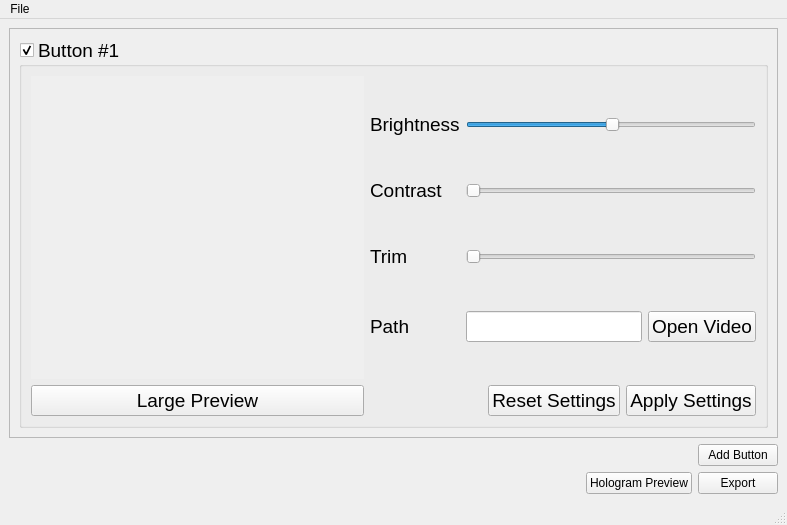
Qt form ConfigurationApp/mainwindow.ui (HologramHomies/ConfigurationApplication) before a commit.
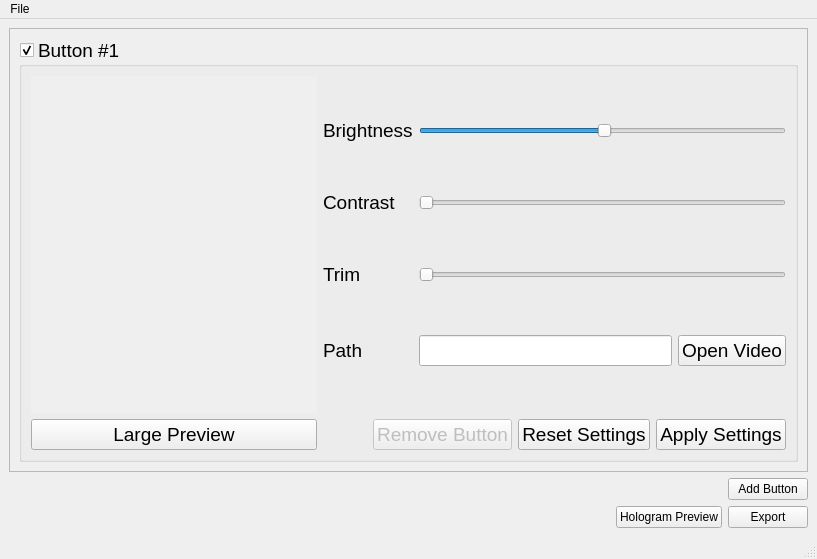
The same form after that commit.

Commit message:
UI Changes and Add Button Functionality
UI Changes
-Added a gridbox layout within the groupbox for video settings
-Added a remove button
-Variable Name changes

Add Button Functionality Notes
-Still need to connect new buttons made to a function

What changed in the file:
```diff
--- a/ConfigurationApp/mainwindow.ui
+++ b/ConfigurationApp/mainwindow.ui
@@ -6,8 +6,8 @@
    <rect>
     <x>0</x>
     <y>0</y>
-    <width>787</width>
-    <height>525</height>
+    <width>817</width>
+    <height>559</height>
    </rect>
   </property>
   <property name="windowTitle">
@@ -25,8 +25,8 @@
         <rect>
          <x>0</x>
          <y>0</y>
-         <width>767</width>
-         <height>398</height>
+         <width>805</width>
+         <height>392</height>
         </rect>
        </property>
        <layout class="QVBoxLayout" name="verticalLayout">
@@ -101,14 +101,42 @@
               </spacer>
              </item>
              <item>
-              <widget class="QPushButton" name="pushButton_2">
+              <widget class="QPushButton" name="removeButton_pushButton">
+               <property name="enabled">
+                <bool>false</bool>
+               </property>
+               <property name="sizePolicy">
+                <sizepolicy hsizetype="Expanding" vsizetype="Fixed">
+                 <horstretch>0</horstretch>
+                 <verstretch>0</verstretch>
+                </sizepolicy>
+               </property>
+               <property name="text">
+                <string>Remove Button</string>
+               </property>
+              </widget>
+             </item>
+             <item>
+              <widget class="QPushButton" name="resetSettings_pushButton">
+               <property name="sizePolicy">
+                <sizepolicy hsizetype="Expanding" vsizetype="Fixed">
+                 <horstretch>0</horstretch>
+                 <verstretch>0</verstretch>
+                </sizepolicy>
+               </property>
                <property name="text">
                 <string>Reset Settings</string>
                </property>
               </widget>
              </item>
              <item>
-              <widget class="QPushButton" name="pushButton">
+              <widget class="QPushButton" name="applySettings_pushButton">
+               <property name="sizePolicy">
+                <sizepolicy hsizetype="Expanding" vsizetype="Fixed">
+                 <horstretch>0</horstretch>
+                 <verstretch>0</verstretch>
+                </sizepolicy>
+               </property>
                <property name="text">
                 <string>Apply Settings</string>
                </property>
@@ -257,8 +285,8 @@
     <rect>
      <x>0</x>
      <y>0</y>
-     <width>787</width>
-     <height>21</height>
+     <width>817</width>
+     <height>25</height>
     </rect>
    </property>
    <widget class="QMenu" name="menuFile">
```
Left out of the diff: 34 changed lines with no effect on the pictures. The commit also changes 1 other file.
